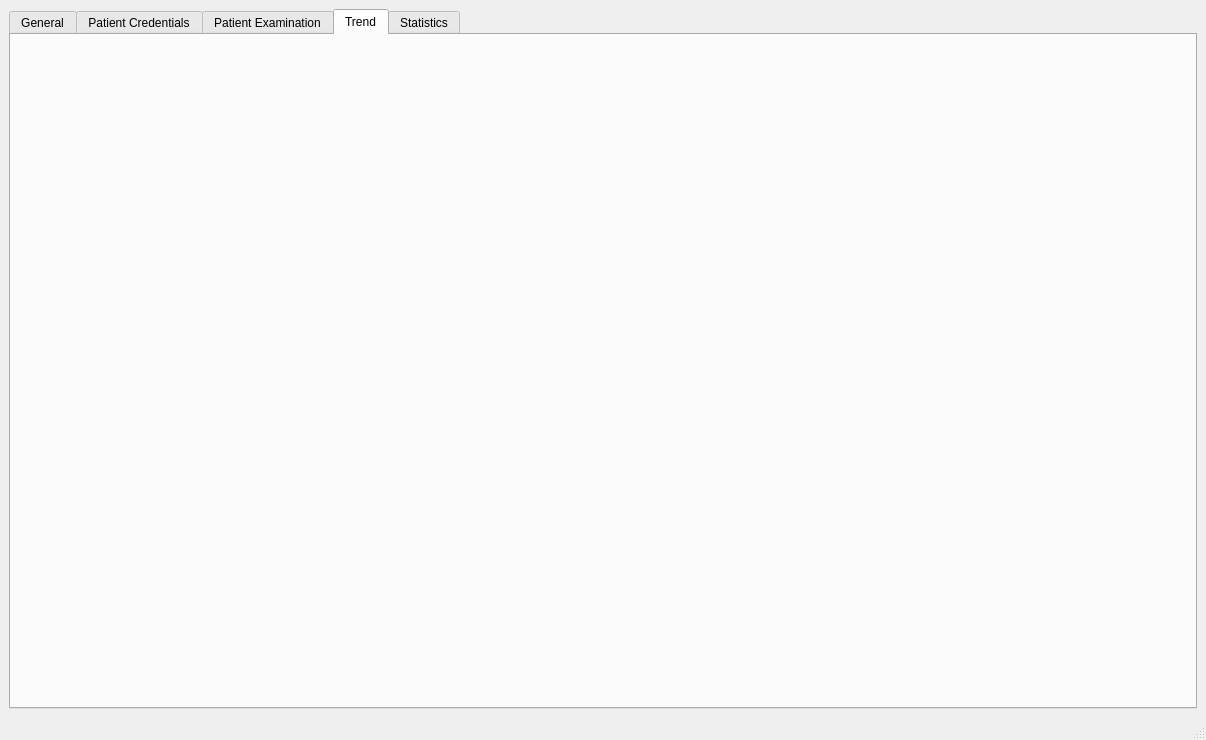
p4lewandowski/MyRoadToCode, file Clean_Code/RHM_GUI/ApplicationWindow.ui: the form before one commit.
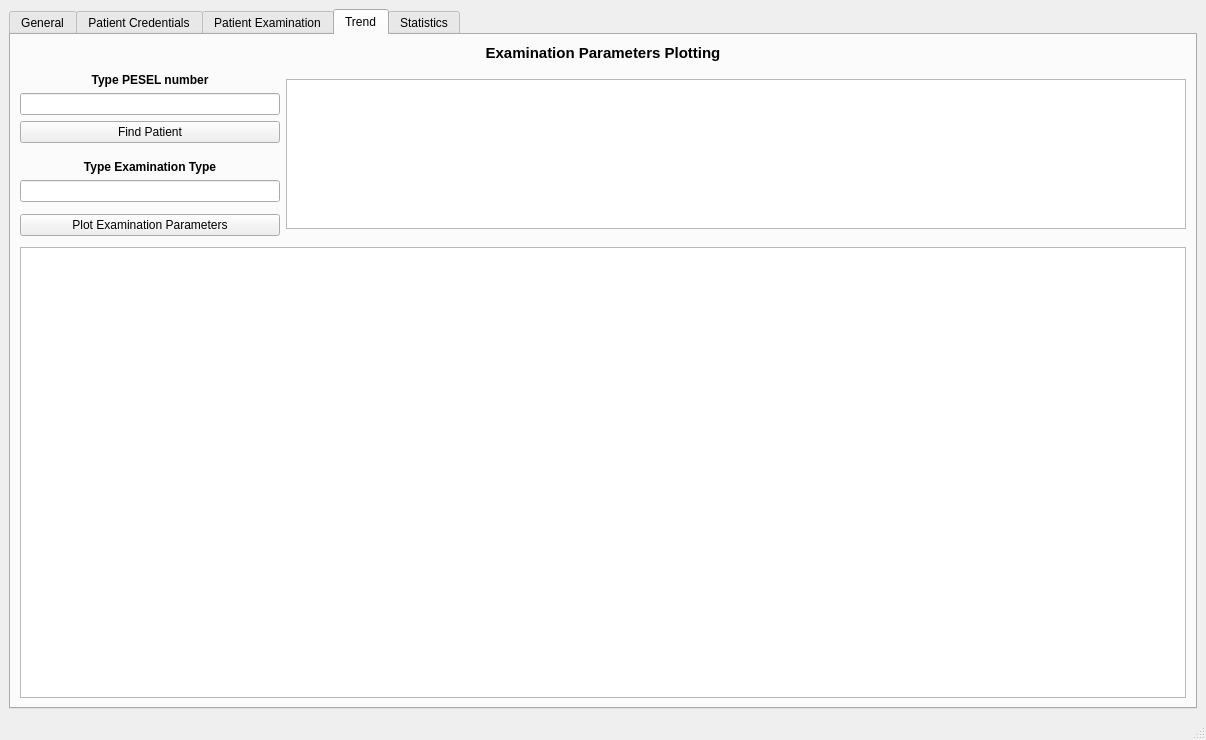
The form after the commit. The open tabs and pages were chosen to show the change.

Commit message: Plotting actually works already

```diff
--- a/Clean_Code/RHM_GUI/ApplicationWindow.ui
+++ b/Clean_Code/RHM_GUI/ApplicationWindow.ui
@@ -2268,6 +2268,150 @@
        <attribute name="title">
         <string>Trend</string>
        </attribute>
+       <layout class="QGridLayout" name="gridLayout_9">
+        <item row="1" column="0">
+         <layout class="QGridLayout" name="trend_layout">
+          <item row="0" column="2" colspan="2">
+           <widget class="QLabel" name="label_5">
+            <property name="font">
+             <font>
+              <pointsize>11</pointsize>
+              <weight>75</weight>
+              <bold>true</bold>
+             </font>
+            </property>
+            <property name="text">
+             <string>Examination Parameters Plotting</string>
+            </property>
+            <property name="alignment">
+             <set>Qt::AlignCenter</set>
+            </property>
+           </widget>
+          </item>
+          <item row="8" column="2">
+           <spacer name="verticalSpacer_2">
+            <property name="orientation">
+             <enum>Qt::Vertical</enum>
+            </property>
+            <property name="sizeType">
+             <enum>QSizePolicy::Fixed</enum>
+            </property>
+            <property name="sizeHint" stdset="0">
+             <size>
+              <width>5</width>
+              <height>5</height>
+             </size>
+            </property>
+           </spacer>
+          </item>
+          <item row="9" column="2">
+           <widget class="QLabel" name="label_4">
+            <property name="font">
+             <font>
+              <pointsize>9</pointsize>
+              <weight>75</weight>
+              <bold>true</bold>
+             </font>
+            </property>
+            <property name="text">
+             <string>Type Examination Type</string>
+            </property>
+            <property name="alignment">
+             <set>Qt::AlignCenter</set>
+            </property>
+           </widget>
+          </item>
+          <item row="7" column="2">
+           <widget class="QPushButton" name="trend_find_patient_bttn">
+            <property name="text">
+             <string>Find Patient</string>
+            </property>
+           </widget>
+          </item>
+          <item row="4" column="2">
+           <spacer name="verticalSpacer">
+            <property name="orientation">
+             <enum>Qt::Vertical</enum>
+            </property>
+            <property name="sizeType">
+             <enum>QSizePolicy::Fixed</enum>
+            </property>
+            <property name="sizeHint" stdset="0">
+             <size>
+              <width>5</width>
+              <height>5</height>
+             </size>
+            </property>
+           </spacer>
+          </item>
+          <item row="15" column="2" colspan="2">
+           <widget class="QTableView" name="trend_examinations_table"/>
+          </item>
+          <item row="12" column="2" rowspan="2">
+           <widget class="QPushButton" name="trend_plot_button">
+            <property name="text">
+             <string>Plot Examination Parameters</string>
+            </property>
+           </widget>
+          </item>
+          <item row="6" column="2">
+           <widget class="QLineEdit" name="trend_pesel_le"/>
+          </item>
+          <item row="5" column="3" rowspan="9">
+           <widget class="QTableView" name="trend_patient_table">
+            <property name="minimumSize">
+             <size>
+              <width>900</width>
+              <height>0</height>
+             </size>
+            </property>
+            <property name="maximumSize">
+             <size>
+              <width>16777215</width>
+              <height>150</height>
+             </size>
+            </property>
+           </widget>
+          </item>
+          <item row="10" column="2">
+           <widget class="QLineEdit" name="trend_examinationtype_le"/>
+          </item>
+          <item row="5" column="2">
+           <widget class="QLabel" name="label_3">
+            <property name="font">
+             <font>
+              <pointsize>9</pointsize>
+              <weight>75</weight>
+              <bold>true</bold>
+             </font>
+            </property>
+            <property name="text">
+             <string>Type PESEL number</string>
+            </property>
+            <property name="alignment">
+             <set>Qt::AlignCenter</set>
+            </property>
+           </widget>
+          </item>
+          <item row="14" column="2" colspan="2">
+           <spacer name="verticalSpacer_5">
+            <property name="orientation">
+             <enum>Qt::Vertical</enum>
+            </property>
+            <property name="sizeType">
+             <enum>QSizePolicy::Fixed</enum>
+            </property>
+            <property name="sizeHint" stdset="0">
+             <size>
+              <width>5</width>
+              <height>5</height>
+             </size>
+            </property>
+           </spacer>
+          </item>
+         </layout>
+        </item>
+       </layout>
       </widget>
       <widget class="QWidget" name="statistics_tab">
        <attribute name="title">
```
Left out of the diff: 20 changed lines with no effect on the pictures. The commit also changes 19 other files.
